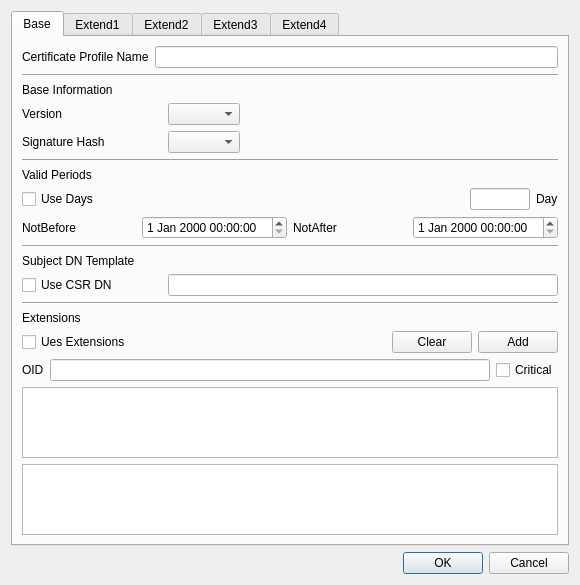
Qt form CertMan/make_cert_profile_dlg.ui (jykim74/CertMan) before a commit.
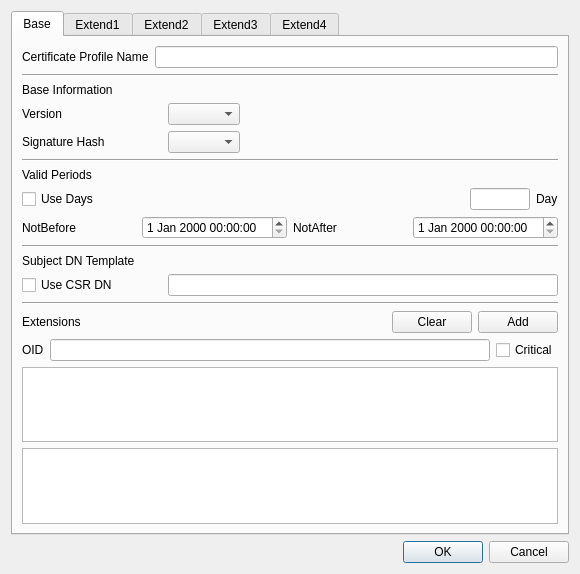
The same form after that commit. The open tabs and pages were chosen to show the change.

```diff
--- a/CertMan/make_cert_profile_dlg.ui
+++ b/CertMan/make_cert_profile_dlg.ui
@@ -52,13 +52,6 @@
          </property>
         </widget>
        </item>
-       <item row="13" column="0">
-        <widget class="QLabel" name="label_25">
-         <property name="text">
-          <string>Extensions</string>
-         </property>
-        </widget>
-       </item>
        <item row="15" column="0">
         <layout class="QGridLayout" name="gridLayout_26">
          <property name="topMargin">
@@ -316,28 +309,21 @@
          <property name="topMargin">
           <number>0</number>
          </property>
-         <item row="0" column="3">
+         <item row="0" column="2">
           <widget class="QPushButton" name="mExtensionsClearBtn">
            <property name="text">
             <string>Clear</string>
            </property>
           </widget>
          </item>
-         <item row="0" column="4">
+         <item row="0" column="3">
           <widget class="QPushButton" name="mExtensionsAddBtn">
            <property name="text">
             <string>Add</string>
            </property>
           </widget>
          </item>
-         <item row="0" column="0">
-          <widget class="QCheckBox" name="mExtensionsUseCheck">
-           <property name="text">
-            <string>Ues Extensions</string>
-           </property>
-          </widget>
-         </item>
-         <item row="0" column="2">
+         <item row="0" column="1">
           <spacer name="horizontalSpacer_15">
            <property name="orientation">
             <enum>Qt::Horizontal</enum>
@@ -350,6 +336,13 @@
            </property>
           </spacer>
          </item>
+         <item row="0" column="0">
+          <widget class="QLabel" name="label_25">
+           <property name="text">
+            <string>Extensions</string>
+           </property>
+          </widget>
+         </item>
         </layout>
        </item>
        <item row="17" column="0">
```
Left out of the diff: 2 changed lines with no effect on the pictures.
